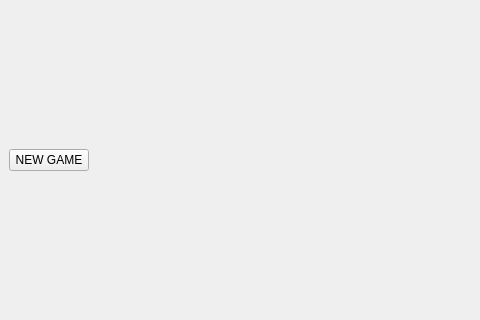
Above: MainWindow.ui from CChenCPP/Connect4 before the change; both pictures show x 0 to 480 and y 129 to 449 of the 800 by 600 pixel window. Below: the same form after it.
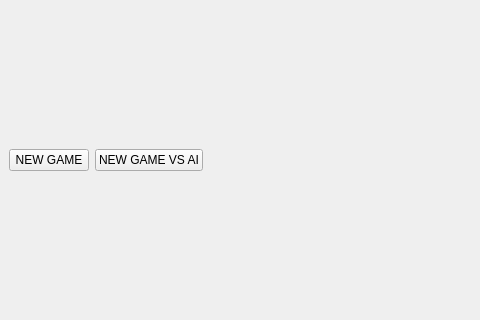
That is the form after the change.

```diff
--- a/MainWindow.ui
+++ b/MainWindow.ui
@@ -30,6 +30,13 @@
         </property>
        </widget>
       </item>
+      <item>
+       <widget class="QPushButton" name="newGameAIPushButton">
+        <property name="text">
+         <string>NEW GAME VS AI</string>
+        </property>
+       </widget>
+      </item>
       <item>
        <spacer name="horizontalSpacer">
         <property name="orientation">
```
